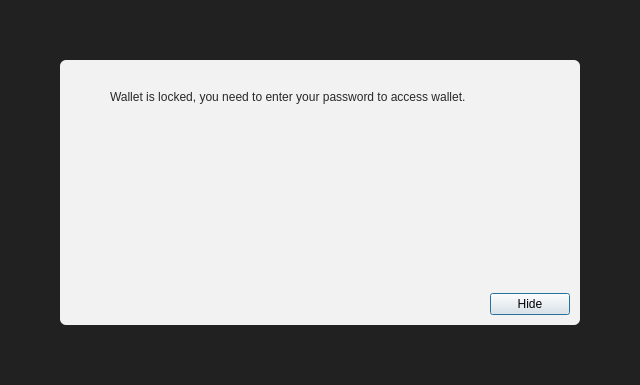
Before: the Qt Designer form src/qt/forms/loginoverlay.ui in effectsToCause/verium, drawn with Qt 5.
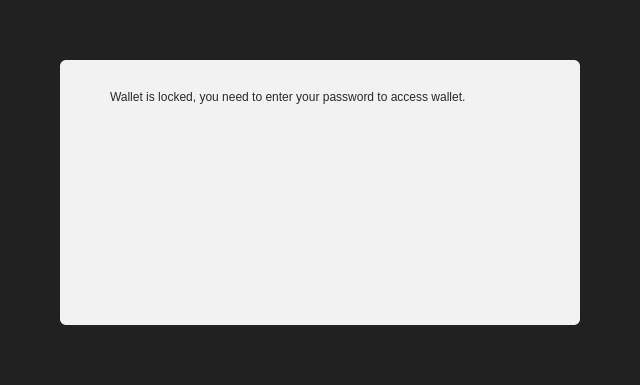
After: the same form once the commit is applied. Icons and pictures are not drawn. Custom widgets are drawn as their Qt base class.

```diff
--- a/src/qt/forms/loginoverlay.ui
+++ b/src/qt/forms/loginoverlay.ui
@@ -191,19 +191,6 @@
              </property>
             </spacer>
            </item>
-           <item>
-            <widget class="QPushButton" name="closeButton">
-             <property name="text">
-              <string>Hide</string>
-             </property>
-             <property name="focusPolicy">
-              <enum>Qt::StrongFocus</enum>
-             </property>
-             <property name="default">
-              <bool>true</bool>
-             </property>
-            </widget>
-           </item>
           </layout>
          </item>
         </layout>
```
